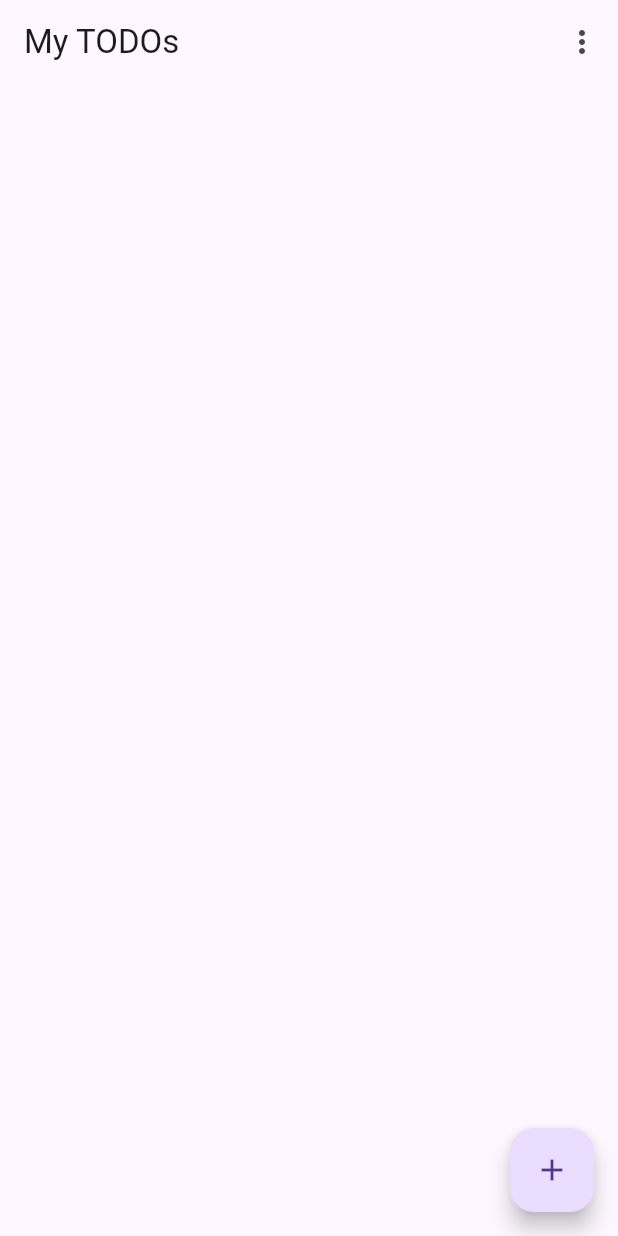
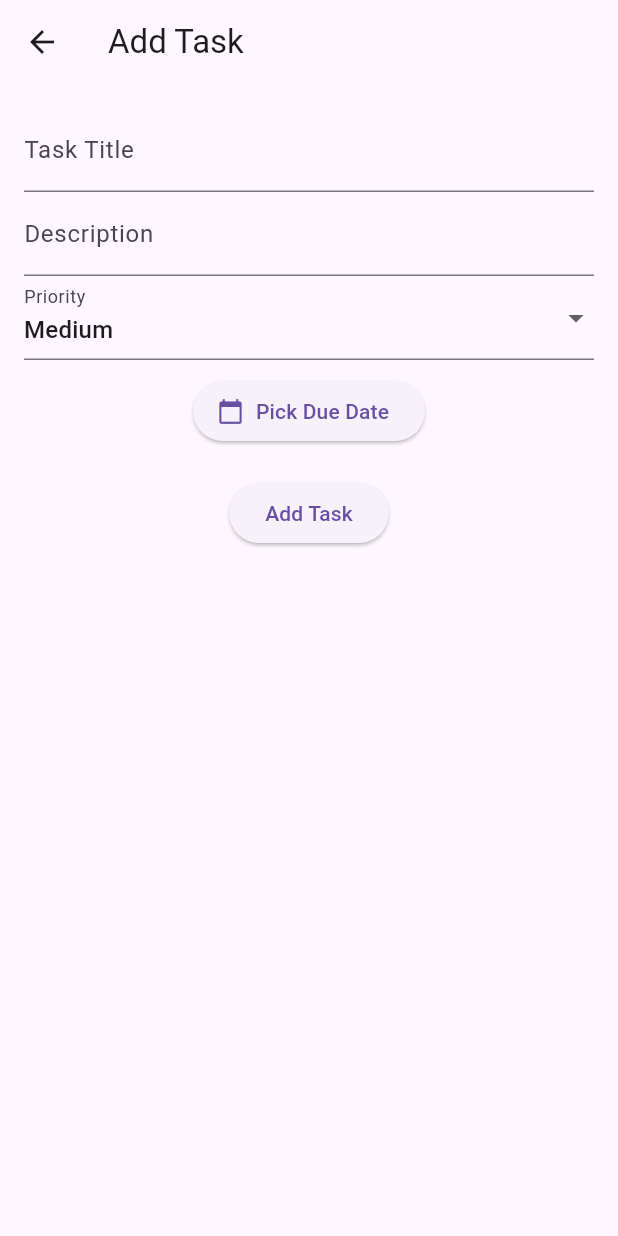
Before and after one commit to hr5232/TODO_APP, a Flutter app: the screen it shows after launch, after a tap on the "add" icon, on a phone screen of 412 x 824 dp. Run offline on Flutter 3.47's test engine with Material 3 defaults, Android fonts, the phone set to English and light mode, and no system bars; our stand-ins replace flutter_bloc, hive, hive_flutter; accounts and stored records are empty.

Commit message:
Added AddTaskScreen with form and connected to routes

```diff
--- a/lib/main.dart
+++ b/lib/main.dart
@@ -7,6 +7,7 @@ import 'data/repositories/task_repository.dart';
 import 'presentation/bloc/task_bloc.dart';
 import 'presentation/bloc/task_event.dart';
 import 'presentation/screens/task_list_screen.dart';
+import 'presentation/screens/add_task_screen.dart';
 
 void main() async {
   WidgetsFlutterBinding.ensureInitialized();
@@ -24,6 +25,13 @@ class MyApp extends StatelessWidget {
       debugShowCheckedModeBanner: false,
       title: 'TODO App',
       theme: ThemeData(primarySwatch: Colors.deepPurple),
+
+      // Define your routes
+      routes: {
+        '/add': (context) => const AddTaskScreen(),
+      },
+
+      // Provide Bloc and set home screen
       home: BlocProvider(
         create: (context) {
           final taskBox = Hive.box<TaskModel>('tasksBox');
--- /dev/null
+++ b/lib/presentation/screens/add_task_screen.dart
@@ -0,0 +1,101 @@
+import 'package:flutter/material.dart';
+import 'package:flutter_bloc/flutter_bloc.dart';
+import 'package:uuid/uuid.dart';
+import '../../data/models/task_model.dart';
+import '../bloc/task_bloc.dart';
+import '../bloc/task_event.dart';
+
+class AddTaskScreen extends StatefulWidget {
+  const AddTaskScreen({super.key});
+
+  @override
+  State<AddTaskScreen> createState() => _AddTaskScreenState();
+}
+
+class _AddTaskScreenState extends State<AddTaskScreen> {
+  final _titleController = TextEditingController();
+  final _descController = TextEditingController();
+  String _selectedPriority = 'Medium';
+  DateTime? _selectedDate;
+
+  void _submitTask() {
+    final task = TaskModel(
+      id: const Uuid().v4(),
+      title: _titleController.text,
+      description: _descController.text,
+      createdAt: DateTime.now(),
+      priority: _selectedPriority,
+      dueDate: _selectedDate,
+    );
+
+    context.read<TaskBloc>().add(AddTask(task));
+    Navigator.pop(context);
+  }
+
+  Future<void> _pickDate() async {
+    final now = DateTime.now();
+    final picked = await showDatePicker(
+      context: context,
+      initialDate: now,
+      firstDate: now,
+      lastDate: DateTime(now.year + 5),
+    );
+    if (picked != null) {
+      setState(() {
+        _selectedDate = picked;
+      });
+    }
+  }
+
+  @override
+  Widget build(BuildContext context) {
+    return Scaffold(
+      appBar: AppBar(title: const Text('Add Task')),
+      body: Padding(
+        padding: const EdgeInsets.all(16.0),
+        child: Column(
+          children: [
+            TextField(
+              controller: _titleController,
+              decoration: const InputDecoration(labelText: 'Task Title'),
+            ),
+            TextField(
+              controller: _descController,
+              decoration: const InputDecoration(labelText: 'Description'),
+            ),
+            DropdownButtonFormField<String>(
+              value: _selectedPriority,
+              items: ['High', 'Medium', 'Low']
+                  .map((priority) => DropdownMenuItem(
+                        value: priority,
+                        child: Text(priority),
+                      ))
+                  .toList(),
+              onChanged: (value) {
+                if (value != null) {
+                  setState(() {
+                    _selectedPriority = value;
+                  });
+                }
+              },
+              decoration: const InputDecoration(labelText: 'Priority'),
+            ),
+            const SizedBox(height: 10),
+            ElevatedButton.icon(
+              onPressed: _pickDate,
+              icon: const Icon(Icons.calendar_today),
+              label: Text(_selectedDate == null
+                  ? 'Pick Due Date'
+                  : 'Due: ${_selectedDate!.toLocal()}'.split(' ')[0]),
+            ),
+            const SizedBox(height: 20),
+            ElevatedButton(
+              onPressed: _submitTask,
+              child: const Text('Add Task'),
+            ),
+          ],
+        ),
+      ),
+    );
+  }
+}
--- a/pubspec.yaml
+++ b/pubspec.yaml
@@ -35,6 +35,7 @@ dependencies:
   hive_flutter: ^1.1.0
   path_provider: ^2.1.5
   equatable: ^2.0.7
+  uuid: ^4.5.1
 
   # The following adds the Cupertino Icons font to your application.
   # Use with the CupertinoIcons class for iOS style icons.
```
Also changed, not shown: pubspec.lock.
